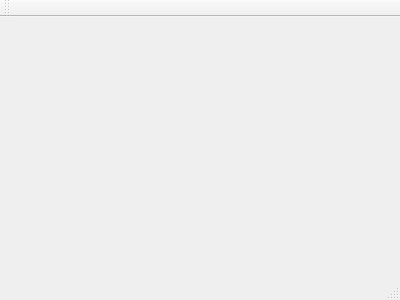
bstee615/armsim, file mainwindow.ui: the form before one commit.
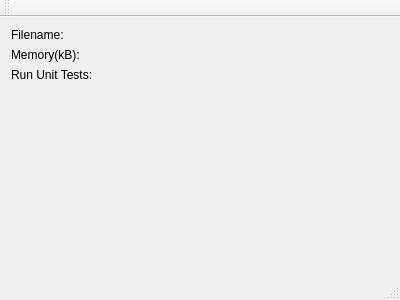
The form after the commit.

Commit message: Added comments and logging to main.cpp, options.cpp, and mainwindow.cpp. Made loader settings show up for now in UI.

Diff of the .ui file:
```diff
--- a/mainwindow.ui
+++ b/mainwindow.ui
@@ -12,13 +12,102 @@
   <property name="windowTitle" >
    <string>MainWindow</string>
   </property>
-  <widget class="QMenuBar" name="menuBar" />
-  <widget class="QToolBar" name="mainToolBar" />
-  <widget class="QWidget" name="centralWidget" />
-  <widget class="QStatusBar" name="statusBar" />
+  <widget class="QWidget" name="centralWidget">
+   <layout class="QVBoxLayout" name="verticalLayout_2">
+    <item>
+     <layout class="QVBoxLayout" name="verticalLayout">
+      <item>
+       <layout class="QHBoxLayout" name="filenameLayout">
+        <item>
+         <widget class="QLabel" name="filenameLabel">
+          <property name="text">
+           <string>Filename:</string>
+          </property>
+         </widget>
+        </item>
+        <item>
+         <widget class="QLabel" name="filenameValue">
+          <property name="text">
+           <string/>
+          </property>
+         </widget>
+        </item>
+       </layout>
+      </item>
+      <item>
+       <layout class="QHBoxLayout" name="memoryLayout">
+        <item>
+         <widget class="QLabel" name="memoryKbLabel">
+          <property name="text">
+           <string>Memory(kB):</string>
+          </property>
+         </widget>
+        </item>
+        <item>
+         <widget class="QLabel" name="memoryKbValue">
+          <property name="text">
+           <string/>
+          </property>
+         </widget>
+        </item>
+       </layout>
+      </item>
+      <item>
+       <layout class="QHBoxLayout" name="testsLayout">
+        <item>
+         <widget class="QLabel" name="testsLabel">
+          <property name="text">
+           <string>Run Unit Tests:</string>
+          </property>
+         </widget>
+        </item>
+        <item>
+         <widget class="QLabel" name="testsValue">
+          <property name="text">
+           <string/>
+          </property>
+         </widget>
+        </item>
+       </layout>
+      </item>
+     </layout>
+    </item>
+    <item>
+     <spacer name="verticalSpacer">
+      <property name="orientation">
+       <enum>Qt::Vertical</enum>
+      </property>
+      <property name="sizeHint" stdset="0">
+       <size>
+        <width>20</width>
+        <height>40</height>
+       </size>
+      </property>
+     </spacer>
+    </item>
+   </layout>
+  </widget>
+  <widget class="QMenuBar" name="menuBar">
+   <property name="geometry">
+    <rect>
+     <x>0</x>
+     <y>0</y>
+     <width>400</width>
+     <height>21</height>
+    </rect>
+   </property>
+  </widget>
+  <widget class="QToolBar" name="mainToolBar">
+   <attribute name="toolBarArea">
+    <enum>TopToolBarArea</enum>
+   </attribute>
+   <attribute name="toolBarBreak">
+    <bool>false</bool>
+   </attribute>
+  </widget>
+  <widget class="QStatusBar" name="statusBar"/>
  </widget>
- <layoutDefault spacing="6" margin="11" />
- <pixmapfunction></pixmapfunction>
+ <layoutdefault spacing="6" margin="11"/>
  <resources/>
  <connections/>
 </ui>
```
Left out of the diff: 7 changed lines with no effect on the pictures. The commit also changes 5 other files.
